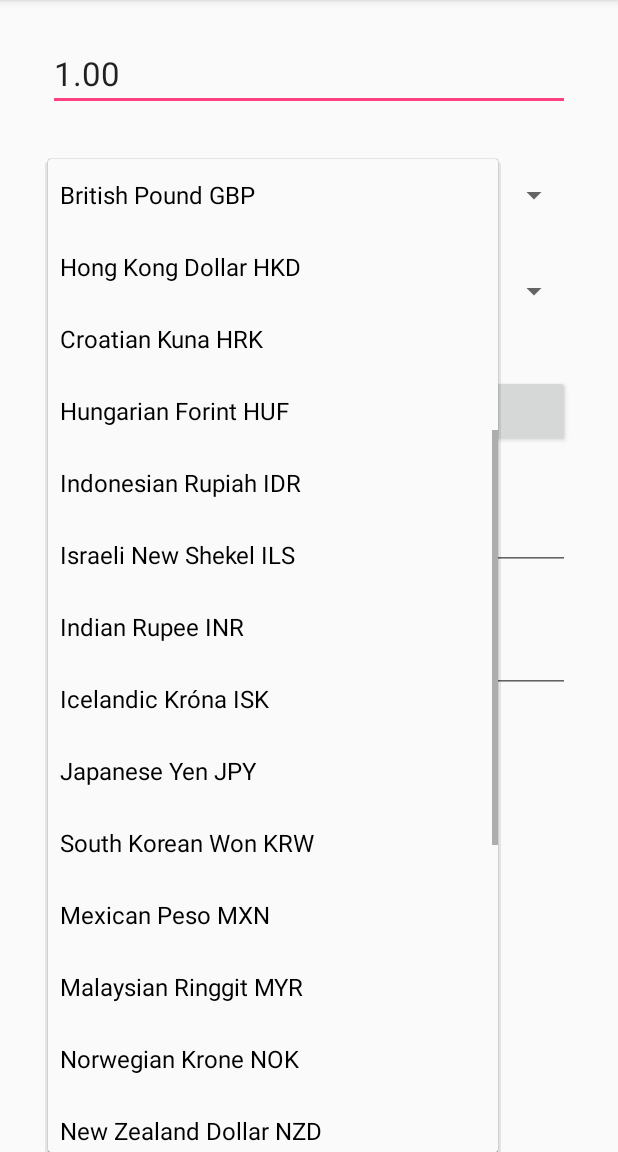
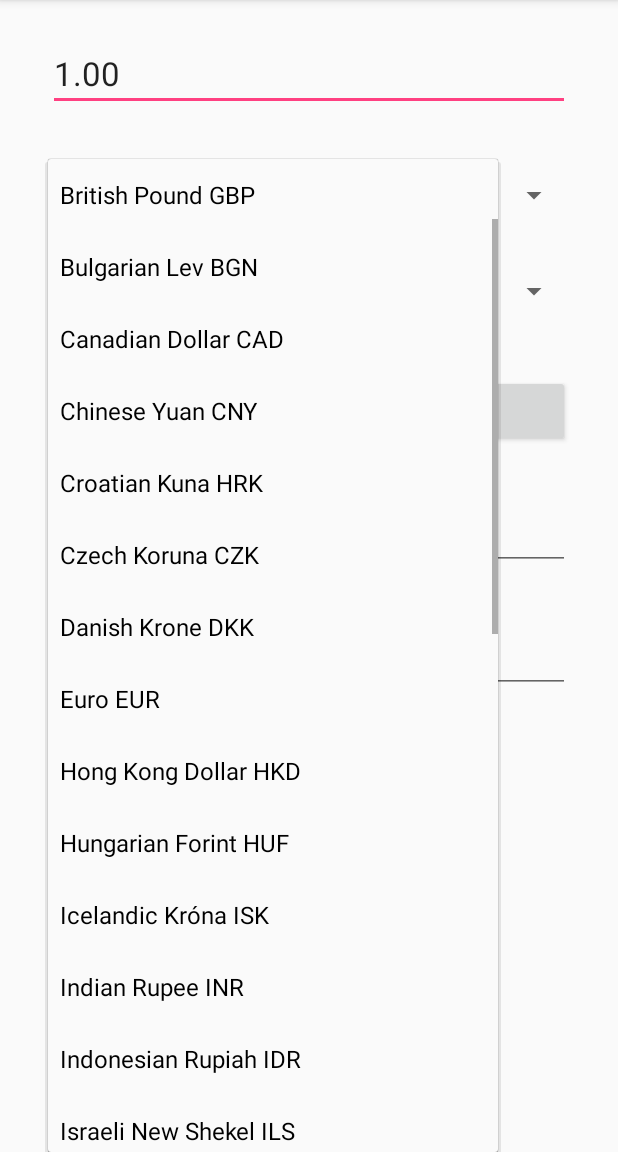
Before and after one commit to grayzemon/currency-converter, an Android app: the screen it shows after launch (MainActivity), after a tap on "British Pound GBP", on a phone screen of 412 x 824 dp, the part 84-1236 px from its top. Run offline under Robolectric (Android 15) with nearby library versions, the phone set to English and light mode, and no system bars; our stand-ins replace Volley; network calls fail.

Commit message:
fix incorrect currency order bug and amount input after api call bug

```diff
--- a/app/src/main/java/com/grayzemon/currencyconverter/MainActivity.java
+++ b/app/src/main/java/com/grayzemon/currencyconverter/MainActivity.java
@@ -27,7 +27,6 @@ import java.text.DecimalFormat;
 import java.util.Arrays;
 import java.util.Currency;
 import java.util.List;
-import java.util.function.Consumer;
 import java.util.function.Function;
 import java.util.stream.Collectors;
 import java.util.stream.Stream;
@@ -84,8 +83,8 @@ public class MainActivity extends AppCompatActivity implements View.OnClickListe
                 new ArrayAdapter<>(this,R.layout.support_simple_spinner_dropdown_item,currencyNames);
         convertFrom.setAdapter(currencies);
         convertTo.setAdapter(currencies);
-        convertFrom.setSelection(9);
-        convertTo.setSelection(8);
+        convertFrom.setSelection(currencyNames.indexOf("British Pound GBP"));
+        convertTo.setSelection(currencyNames.indexOf("Euro EUR"));
     }
 
     private void getCurrencyList() {
@@ -95,15 +94,17 @@ public class MainActivity extends AppCompatActivity implements View.OnClickListe
         final List<String> currencyCodes = Arrays.asList(currencyCodeList.split(","));
 
         Function<String,String> mapCode2Desc = currencyCode -> Currency.getInstance(currencyCode).getDisplayName() + " " + currencyCode;
-        Consumer<String> desc = d -> Log.v(TAG,"currency after sort & map = " + d);
+        //Consumer<String> desc = d -> Log.v(TAG,"currency after sort & map = " + d);
         Stream<String> stream = currencyCodes.stream();
-        currencyNames = stream.sorted().map(mapCode2Desc).peek(desc).collect(Collectors.toList());
+        currencyNames = stream.map(mapCode2Desc).sorted().collect(Collectors.toList());
 
     }
 
     @Override
     public void onClick(View v) {
         Log.d(TAG,"onClick: Button pressed");
+        if (!validInputAmount())
+            return;
         buttonConvert.setEnabled(false);
         getCurrencyCodesFromDropdowns();
         buildURL();
@@ -143,17 +144,22 @@ public class MainActivity extends AppCompatActivity implements View.OnClickListe
     }
 
     private void calculateConvertedAmount() {
-        String amountStr = textBaseAmount.getText().toString();
-        if (amountStr.isEmpty() || amountStr.equals(".")) {
-            showSnackBar("Invalid amount entered");
-            return;
-        }
-        amount = Double.valueOf(amountStr);
         convertedAmount = rate * amount;
         String currencySymbol = Currency.getInstance(currencyTo).getSymbol();
         String convertedText = currencySymbol + " " + df.format(convertedAmount);
         textConvertedAmount.setText(convertedText);
         Log.d(TAG, "Converted Amount: " + convertedAmount);
+    }
+
+    private boolean validInputAmount() {
+        String amountStr = textBaseAmount.getText().toString();
+        if (amountStr.isEmpty() || amountStr.equals(".")) {
+            showSnackBar(getString(R.string.Invalid_Amount));
+            Log.d(TAG,getString(R.string.Invalid_Amount));
+            return false;
+        }
+        amount = Double.valueOf(amountStr);
+        return true;
     }
 
     private void getCurrencyCodesFromDropdowns() {
--- a/app/src/main/res/values/strings.xml
+++ b/app/src/main/res/values/strings.xml
@@ -6,4 +6,5 @@
     <string name="currency_conversion_rate">Currency conversion rate</string>
     <string name="rate">Rate</string>
     <string name="converted_amount">Converted Amount</string>
+    <string name="Invalid_Amount">Invalid amount entered</string>
 </resources>
```
